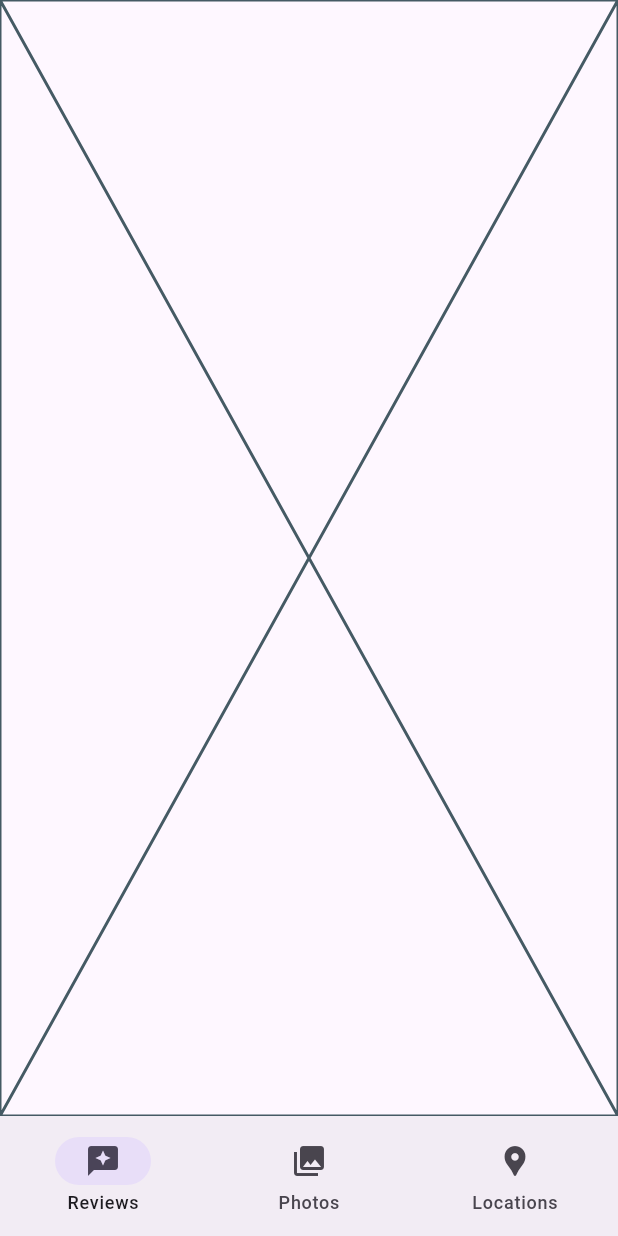
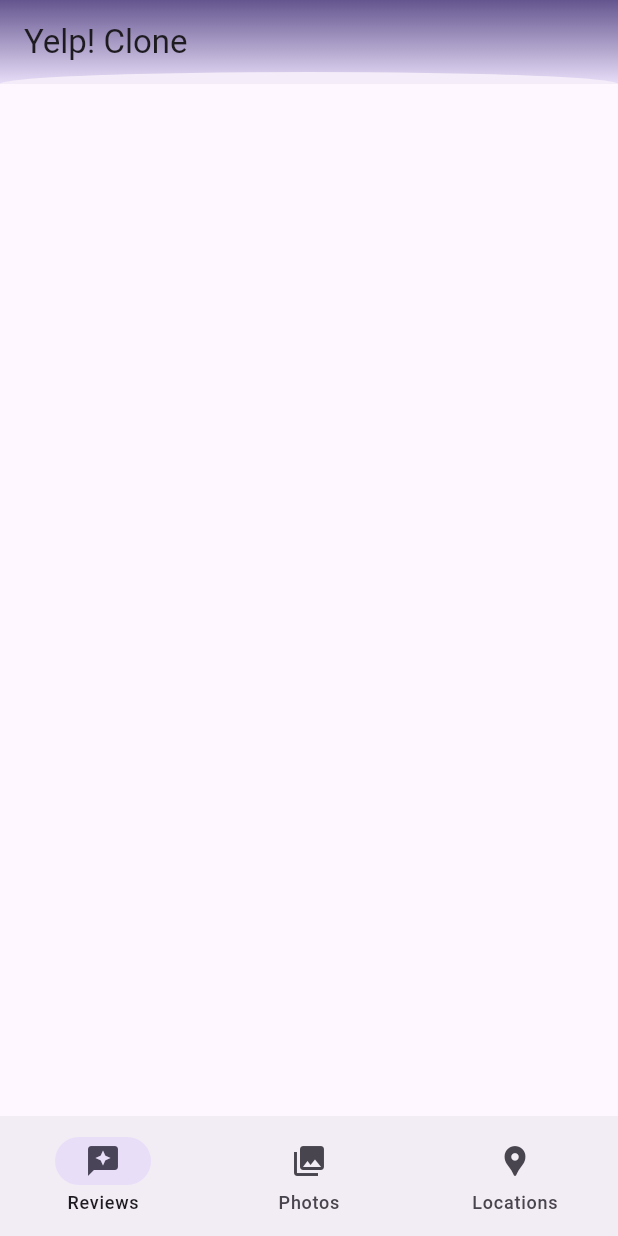
Before and after one commit to magicalwebcarpet/yelp_clone, a Flutter app: the screen it shows after launch, on a phone screen of 412 x 824 dp. Run offline on Flutter 3.47's test engine with Material 3 defaults, Android fonts, the phone set to English and light mode, and no system bars.

Commit message:
Added the appbar to the review list page implemented with a custom clipper.

```diff
--- a/lib/pages/review_list/review_list.dart
+++ b/lib/pages/review_list/review_list.dart
@@ -1,4 +1,5 @@
 import 'package:flutter/material.dart';
+import 'package:yelp_clone/helper/clippers.dart';
 
 class ReviewList extends StatefulWidget {
   const ReviewList({super.key});
@@ -12,6 +13,28 @@
 class _ReviewListState extends State<ReviewList> {
   @override
   Widget build(BuildContext context) {
-    return const Placeholder();
+    return Scaffold(
+      appBar: AppBar(
+        title: const Text('Yelp! Clone'),
+        backgroundColor: Colors.transparent,
+        elevation: 2.0,
+        flexibleSpace: ClipPath(
+          clipper: OvalClipperUpper(),
+          child: Container(
+            decoration: BoxDecoration(
+              gradient: LinearGradient(
+                colors: [
+                  Theme.of(context).colorScheme.primary,
+                  Theme.of(context).colorScheme.secondaryContainer,
+                ],
+                begin: Alignment.topCenter,
+                end: Alignment.bottomCenter,
+              )
+            ),
+          ),
+        ),
+      ),
+      extendBodyBehindAppBar: true,
+    );
   }
 }
```
